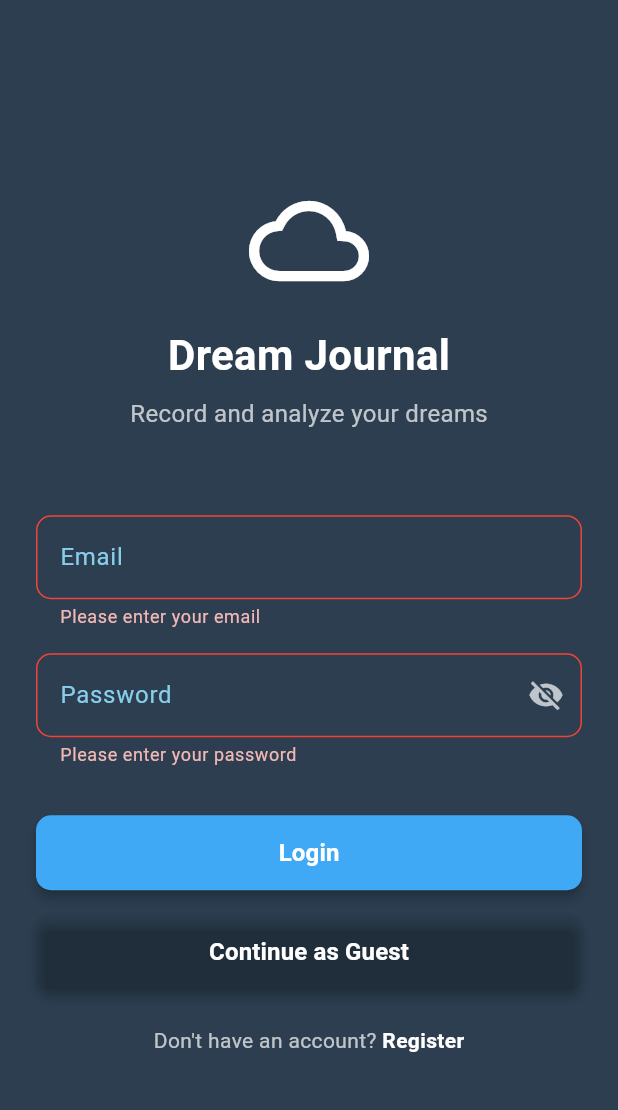
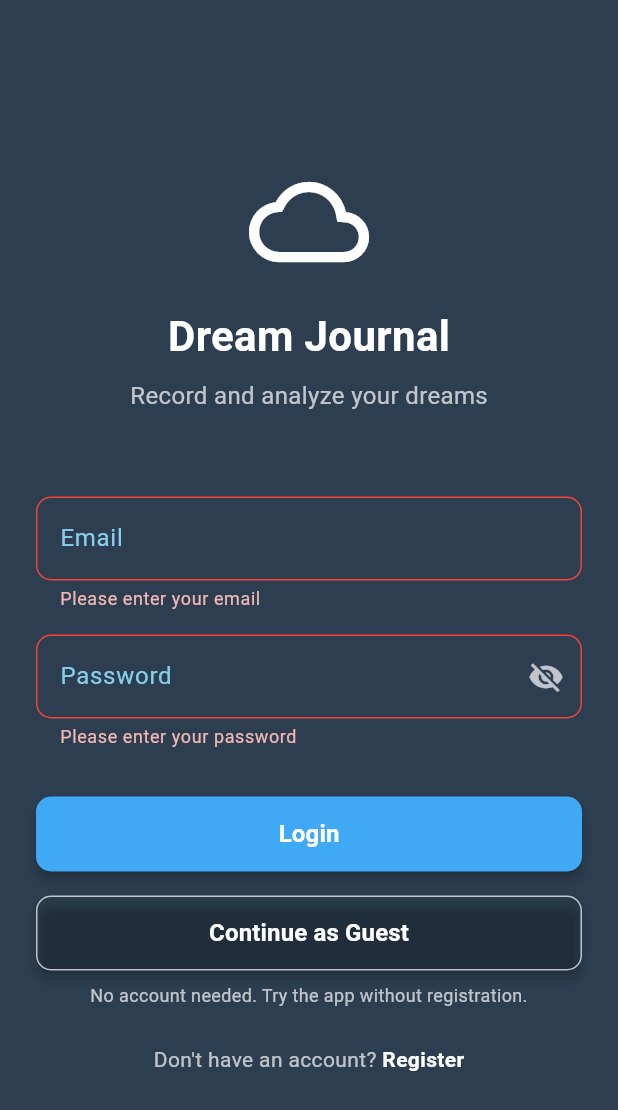
Before and after one commit to Syamgith/ai-dream-journal-frontend, a Flutter app: the screen it shows after launch, after a tap on "Login", on a phone screen of 412 x 824 dp. Shown: the top 1110 px of the screen. Run offline on Flutter 3.47's test engine with Material 3 defaults, Android fonts, the phone set to English and light mode, and no system bars; our stand-ins replace flutter_dotenv, flutter_riverpod, flutter_secure_storage; network calls fail.

Commit message:
used api to login as guest

```diff
--- a/dream_journal_app/lib/features/auth/presentation/pages/login_page.dart
+++ b/dream_journal_app/lib/features/auth/presentation/pages/login_page.dart
@@ -4,6 +4,7 @@ import '../providers/auth_provider.dart';
 import '../widgets/auth_button.dart';
 import '../widgets/auth_text_field.dart';
 import 'register_page.dart';
+import '../../../dreams/providers/dreams_provider.dart';
 
 class LoginPage extends ConsumerStatefulWidget {
   const LoginPage({Key? key}) : super(key: key);
@@ -18,6 +19,7 @@ class _LoginPageState extends ConsumerState<LoginPage> {
   final _passwordController = TextEditingController();
   bool _obscurePassword = true;
   String? _errorMessage;
+  bool _isLoggingIn = false;
 
   @override
   void dispose() {
@@ -36,6 +38,7 @@ class _LoginPageState extends ConsumerState<LoginPage> {
     if (_formKey.currentState!.validate()) {
       setState(() {
         _errorMessage = null;
+        _isLoggingIn = true;
       });
 
       try {
@@ -43,10 +46,21 @@ class _LoginPageState extends ConsumerState<LoginPage> {
               _emailController.text.trim(),
               _passwordController.text,
             );
+
+        // After successful login, navigate to the home page
+        if (mounted && context.mounted) {
+          Navigator.of(context).pushReplacementNamed('/home');
+        }
       } catch (e) {
         setState(() {
           _errorMessage = e.toString();
         });
+      } finally {
+        if (mounted) {
+          setState(() {
+            _isLoggingIn = false;
+          });
+        }
       }
     }
   }
@@ -54,14 +68,26 @@ class _LoginPageState extends ConsumerState<LoginPage> {
   Future<void> _loginAsGuest() async {
     setState(() {
       _errorMessage = null;
+      _isLoggingIn = true;
     });
 
     try {
       await ref.read(authProvider.notifier).loginAsGuest();
+
+      // After successful guest login, navigate to the home page
+      if (mounted && context.mounted) {
+        Navigator.of(context).pushReplacementNamed('/home');
+      }
     } catch (e) {
       setState(() {
         _errorMessage = e.toString();
       });
+    } finally {
+      if (mounted) {
+        setState(() {
+          _isLoggingIn = false;
+        });
+      }
     }
   }
 
@@ -74,7 +100,7 @@ class _LoginPageState extends ConsumerState<LoginPage> {
   @override
   Widget build(BuildContext context) {
     final authState = ref.watch(authProvider);
-    final isLoading = authState is AsyncLoading;
+    final isLoading = authState is AsyncLoading || _isLoggingIn;
 
     return Scaffold(
       body: SafeArea(
@@ -185,6 +211,16 @@ class _LoginPageState extends ConsumerState<LoginPage> {
                         isLoading: isLoading,
                         backgroundColor: Colors.transparent,
                         textColor: Colors.white,
+                        borderColor: Colors.white70,
+                      ),
+
+                      const SizedBox(height: 8),
+
+                      // Guest login description
+                      const Text(
+                        'No account needed. Try the app without registration.',
+                        style: TextStyle(color: Colors.white70, fontSize: 12),
+                        textAlign: TextAlign.center,
                       ),
 
                       const SizedBox(height: 24),
--- a/dream_journal_app/lib/features/auth/presentation/providers/auth_provider.dart
+++ b/dream_journal_app/lib/features/auth/presentation/providers/auth_provider.dart
@@ -3,6 +3,7 @@ import '../../../../core/auth/auth_service.dart';
 import '../../../../core/network/api_provider.dart';
 import '../../data/repositories/auth_repository.dart';
 import '../../domain/models/user.dart';
+import '../../../dreams/providers/dreams_provider.dart';
 
 // Auth repository provider
 final authRepositoryProvider = Provider<AuthRepository>((ref) {
@@ -12,8 +13,10 @@ final authRepositoryProvider = Provider<AuthRepository>((ref) {
 // Auth state notifier
 class AuthNotifier extends StateNotifier<AsyncValue<User?>> {
   final AuthRepository _repository;
+  final Ref _ref;
 
-  AuthNotifier(this._repository) : super(const AsyncValue.loading()) {
+  AuthNotifier(this._repository, this._ref)
+      : super(const AsyncValue.loading()) {
     checkAuthStatus();
   }
 
@@ -26,15 +29,32 @@ class AuthNotifier extends StateNotifier<AsyncValue<User?>> {
         // Get the token
         final token = await AuthService.getToken();
         if (token != null) {
-          // Fetch user info from API or use a cached user
-          // For now, we'll create a placeholder user
-          final user = User(
-            id: 1,
-            email: 'user@example.com',
-            name: 'Logged In User',
-            isGuest: false,
-          );
-          state = AsyncValue.data(user);
+          try {
+            // Attempt to refresh the token to ensure it's still valid
+            final tokenRefreshed = await refreshToken();
+            if (tokenRefreshed) {
+              // Fetch user info from API
+              final user = await _repository.getCurrentUser();
+              if (user != null) {
+                state = AsyncValue.data(user);
+
+                // Refresh dreams data when user is already logged in
+                await _refreshDreamsData();
+              } else {
+                // User info not found, user needs to login again
+                await _repository.logout();
+                state = const AsyncValue.data(null);
+              }
+            } else {
+              // Token refresh failed, user needs to login again
+              await _repository.logout();
+              state = const AsyncValue.data(null);
+            }
+          } catch (e) {
+            // Error refreshing token, user needs to login again
+            await _repository.logout();
+            state = const AsyncValue.data(null);
+          }
         } else {
           state = const AsyncValue.data(null);
         }
@@ -67,6 +87,10 @@ class AuthNotifier extends StateNotifier<AsyncValue<User?>> {
     try {
       final user = await _repository.registerAndLogin(email, password, name);
       state = AsyncValue.data(user);
+
+      // Refresh dreams data after successful registration and login
+      await _refreshDreamsData();
+
       return user;
     } catch (e) {
       state = AsyncValue.error(e, StackTrace.current);
@@ -80,6 +104,9 @@ class AuthNotifier extends StateNotifier<AsyncValue<User?>> {
     try {
       final user = await _repository.login(email, password);
       state = AsyncValue.data(user);
+
+      // Refresh dreams data after successful login
+      await _refreshDreamsData();
     } catch (e) {
       state = AsyncValue.error(e, StackTrace.current);
       rethrow;
@@ -92,9 +119,23 @@ class AuthNotifier extends StateNotifier<AsyncValue<User?>> {
     try {
       final user = await _repository.loginAsGuest();
       state = AsyncValue.data(user);
+
+      // Refresh dreams data after successful guest login
+      await _refreshDreamsData();
     } catch (e) {
       state = AsyncValue.error(e, StackTrace.current);
       rethrow;
+    }
+  }
+
+  // Refresh dreams data
+  Future<void> _refreshDreamsData() async {
+    try {
+      // Access the dreams notifier and refresh the dreams data
+      await _ref.read(dreamsProvider.notifier).loadDreams();
+    } catch (e) {
+      // Log the error but don't rethrow it to avoid disrupting the login flow
+      print('Error refreshing dreams data: $e');
     }
   }
 
@@ -125,5 +166,5 @@ class AuthNotifier extends StateNotifier<AsyncValue<User?>> {
 final authProvider =
     StateNotifierProvider<AuthNotifier, AsyncValue<User?>>((ref) {
   final repository = ref.watch(authRepositoryProvider);
-  return AuthNotifier(repository);
+  return AuthNotifier(repository, ref);
 });
--- a/dream_journal_app/lib/features/auth/presentation/widgets/auth_button.dart
+++ b/dream_journal_app/lib/features/auth/presentation/widgets/auth_button.dart
@@ -7,6 +7,7 @@ class AuthButton extends StatelessWidget {
   final bool isLoading;
   final Color backgroundColor;
   final Color textColor;
+  final Color? borderColor;
 
   const AuthButton({
     Key? key,
@@ -15,6 +16,7 @@ class AuthButton extends StatelessWidget {
     this.isLoading = false,
     this.backgroundColor = AppColors.primaryBlue,
     this.textColor = AppColors.white,
+    this.borderColor,
   }) : super(key: key);
 
   @override
@@ -29,6 +31,9 @@ class AuthButton extends StatelessWidget {
           foregroundColor: textColor,
           shape: RoundedRectangleBorder(
             borderRadius: BorderRadius.circular(10),
+            side: borderColor != null
+                ? BorderSide(color: borderColor!)
+                : BorderSide.none,
           ),
           elevation: 3,
         ),
--- a/dream_journal_app/lib/routes.dart
+++ b/dream_journal_app/lib/routes.dart
@@ -7,9 +7,11 @@ import 'features/auth/presentation/pages/login_page.dart';
 import 'features/auth/presentation/pages/register_page.dart';
 import 'features/feedback/presentation/pages/feedback_page.dart';
 import 'features/about/presentation/pages/about_page.dart';
+import 'features/shared/screens/main_screen.dart';
 
 class AppRoutes {
   static const String main = '/';
+  static const String home = '/home';
   static const String dreams = '/dreams';
   static const String profile = '/profile';
   static const String addDream = '/add-dream';
@@ -22,6 +24,7 @@ class AppRoutes {
   static Map<String, WidgetBuilder> getRoutes() {
     return {
       main: (context) => const AuthWrapper(),
+      home: (context) => const MainScreen(),
       dreams: (context) => const DreamsPage(),
       profile: (context) => const ProfilePage(),
       addDream: (context) => const AddDreamPage(),
```
Also changed, not shown: dream_journal_app/lib/features/auth/data/repositories/auth_repository.dart (+52 -4 lines), dream_journal_app/lib/features/auth/domain/models/user.dart (+0 -9 lines), dream_journal_app/lib/features/auth/presentation/pages/register_page.dart (+5 -32 lines), dream_journal_app/lib/features/dreams/presentation/pages/dreams_page.dart (+23 -0 lines), dream_journal_app/lib/features/dreams/providers/dreams_provider.dart (+37 -3 lines), dream_journal_app/lib/features/profile/presentation/pages/profile_page.dart (+27 -3 lines), dream_journal_app/lib/features/shared/screens/main_screen.dart (+31 -3 lines).
